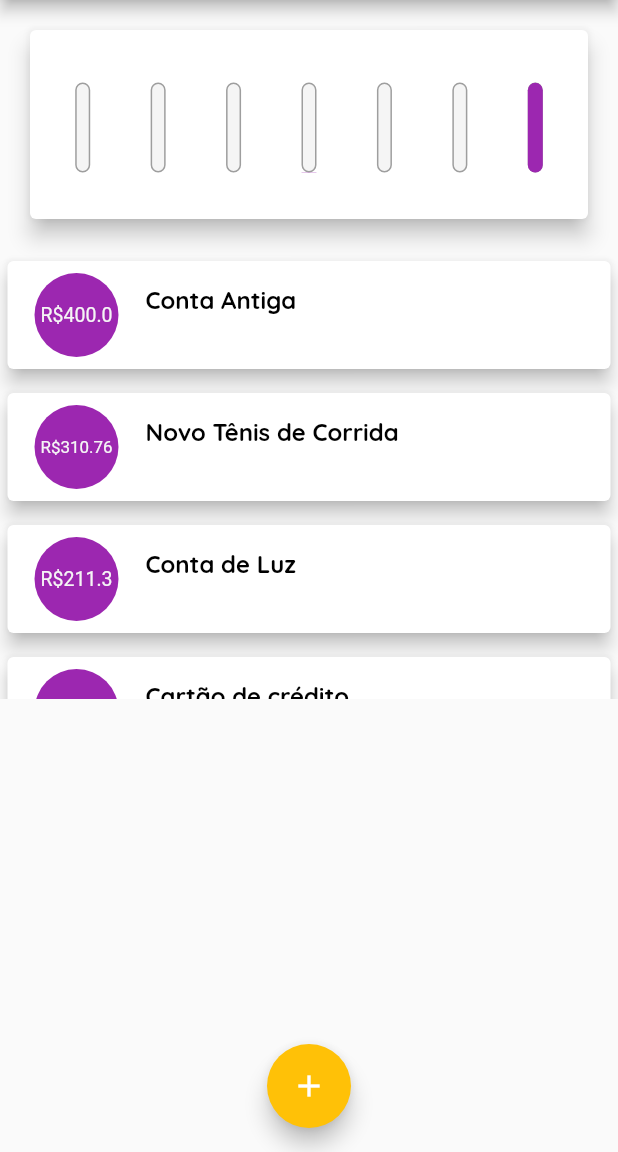
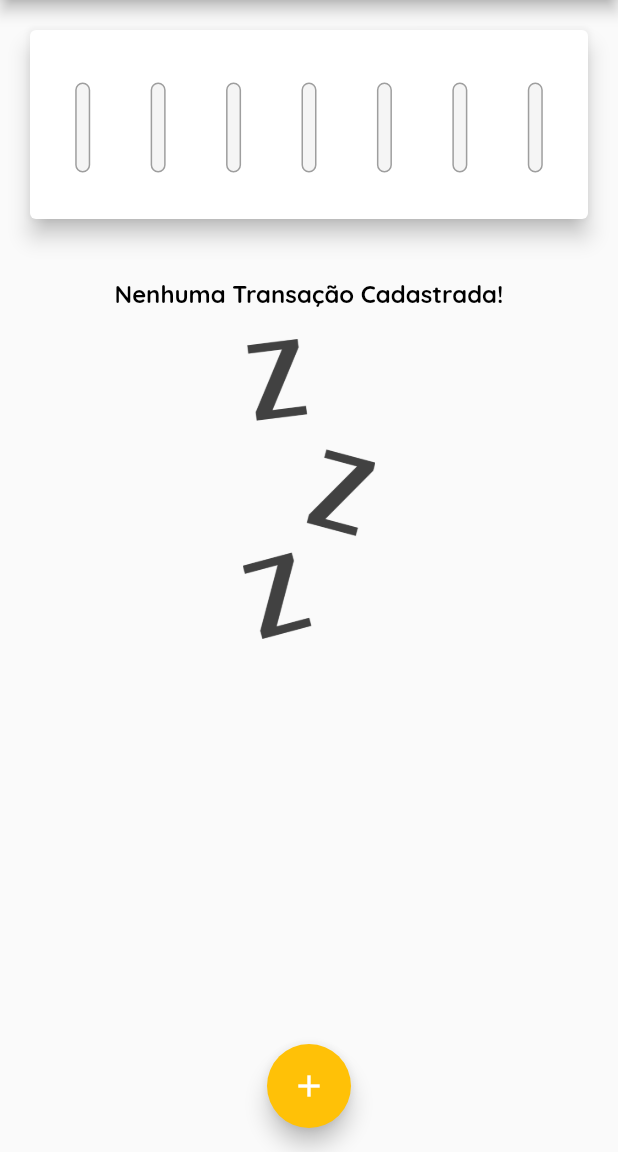
Before and after one commit to IsmaelDevMobile/expenses, a Flutter app: the screen it shows after launch, on a phone screen of 412 x 824 dp, the part 84-1236 px from its top. Run offline on Flutter 3.47's test engine with Material 2 defaults, Android fonts, the phone set to English and light mode, and no system bars.

Commit message:
transação com data

```diff
--- a/lib/main.dart
+++ b/lib/main.dart
@@ -50,44 +50,7 @@ class MyHomePage extends StatefulWidget {
 }
 
 class _MyHomePageState extends State<MyHomePage> {
-  final List<Transaction> _transaction = [
-    Transaction(
-      id: 't0',
-      title: 'Conta Antiga',
-      value: 400.00,
-      date: DateTime.now().subtract(
-        const Duration(days: 33),
-      ),
-    ),
-    Transaction(
-      id: 't1',
-      title: 'Novo Tênis de Corrida',
-      value: 310.76,
-      date: DateTime.now().subtract(
-        const Duration(days: 3),
-      ),
-    ),
-    Transaction(
-      id: 't2',
-      title: 'Conta de Luz',
-      value: 211.30,
-      date: DateTime.now().subtract(
-        const Duration(days: 4),
-      ),
-    ),
-    Transaction(
-      id: 't3',
-      title: 'Cartão de crédito',
-      value: 210001.30,
-      date: DateTime.now(),
-    ),
-    Transaction(
-      id: 't4',
-      title: 'Lanche',
-      value: 11.30,
-      date: DateTime.now(),
-    ),
-  ];
+  final List<Transaction> _transaction = [];
 
   List<Transaction> get _recentTransaction {
     return _transaction.where((tr) {
@@ -99,12 +62,12 @@ class _MyHomePageState extends State<MyHomePage> {
     }).toList();
   }
 
-  _addTransaction(String title, double value) {
+  _addTransaction(String title, double value, DateTime date) {
     final newTransaction = Transaction(
       id: Random().nextDouble().toString(),
       title: title,
       value: value,
-      date: DateTime.now(),
+      date: date,
     );
 
     setState(() {
--- a/lib/widgets/chart.dart
+++ b/lib/widgets/chart.dart
@@ -53,7 +53,9 @@ class Chart extends StatelessWidget {
               child: ChartBar(
                 label: tr['day'].toString(),
                 value: tr['value'] as double,
-                percentage: (tr['value'] as double) / _weekTotalValue,
+                percentage: _weekTotalValue == 0
+                    ? 0
+                    : (tr['value'] as double) / _weekTotalValue,
               ),
             );
           }).toList(),
--- a/lib/widgets/transaction_form.dart
+++ b/lib/widgets/transaction_form.dart
@@ -2,7 +2,7 @@ import 'package:flutter/material.dart';
 import 'package:intl/intl.dart';
 
 class TransactionForm extends StatefulWidget {
-  final void Function(String, double) onSubmit;
+  final void Function(String, double, DateTime) onSubmit;
   const TransactionForm({
     super.key,
     required this.onSubmit,
@@ -17,7 +17,7 @@ class _TransactionFormState extends State<TransactionForm> {
 
   final _valueController = TextEditingController();
 
-  DateTime? _selectedDate;
+  DateTime _selectedDate = DateTime.now();
 
   _submitForm() {
     final title = _titleController.text;
@@ -25,7 +25,7 @@ class _TransactionFormState extends State<TransactionForm> {
     if (title.isEmpty || value <= 0) {
       return;
     }
-    widget.onSubmit(title, value);
+    widget.onSubmit(title, value, _selectedDate);
   }
 
   _showDatePicker() {
@@ -75,7 +75,7 @@ class _TransactionFormState extends State<TransactionForm> {
                   Expanded(
                     child: Text(_selectedDate == null
                         ? 'Nenhum data selecionada!'
-                        : 'Data Selecionada: ${DateFormat('dd/MM/y').format(_selectedDate!)}'),
+                        : 'Data Selecionada: ${DateFormat('dd/MM/y').format(_selectedDate)}'),
                   ),
                   TextButton(
                     child: Text(
```
